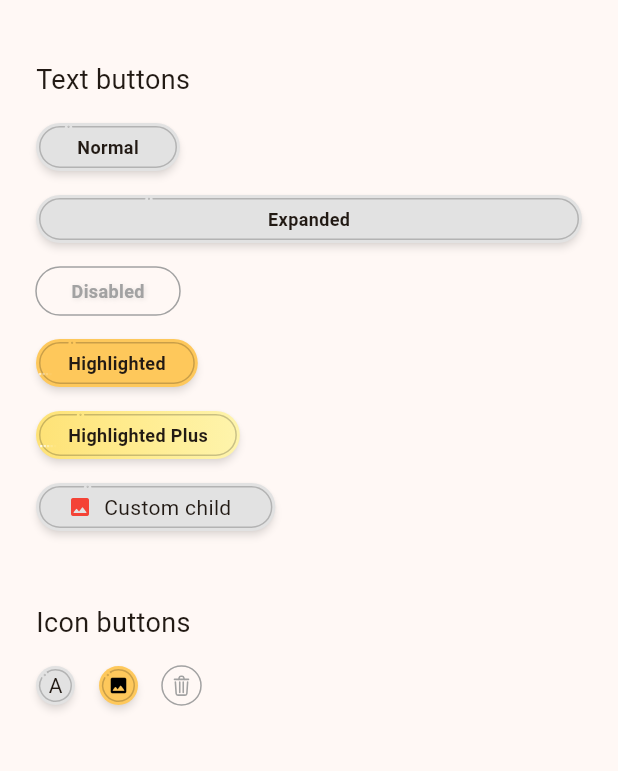
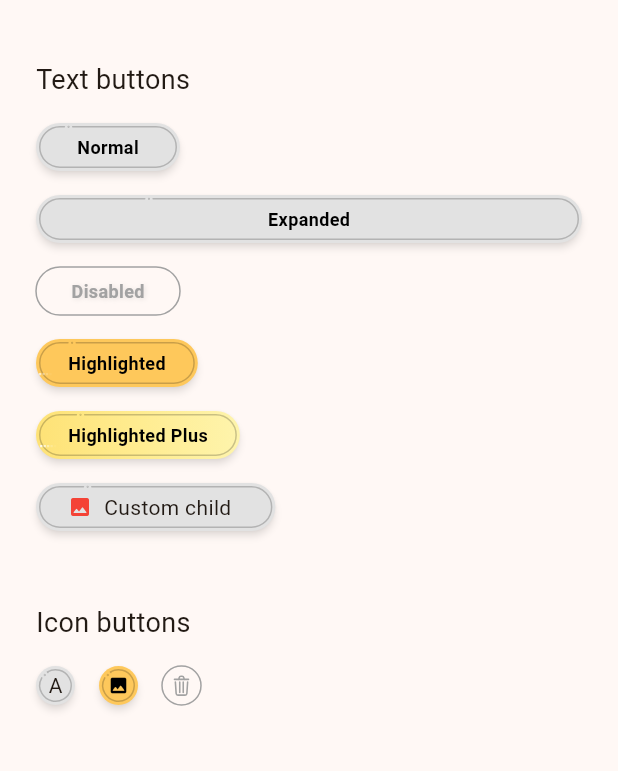
Before and after one commit to ArchangelXu/Starrail-Flutter-UI-kit, a Flutter app: the screen it shows after launch, on a phone screen of 412 x 824 dp, the part 147-918 px from its top. Run offline on Flutter 3.47's test engine with Material 3 defaults, Android fonts, the light colour scheme and no system bars; our stand-ins replace figma_squircle, flutter_lorem, flutter_svg, rxdart, sprintf, universal_io.

Commit message:
bug fixes

```diff
--- a/library/lib/theme/colors.dart
+++ b/library/lib/theme/colors.dart
@@ -9,6 +9,7 @@ const Color srTextLight = Color(0xFF5F5F5F);
 //region button
 const Color srButtonBackground = Color(0xFFE2E2E2);
 const Color srButtonDisabled = Color(0xFFA2A2A2);
+const Color srButtonText = Color(0xFF000000);
 const Color srButtonBackgroundHighlighted = Color(0xFFFEC85B);
 const LinearGradient srButtonBackgroundHighlightedGradient = LinearGradient(
   colors: [
--- a/library/lib/views/buttons/normal.dart
+++ b/library/lib/views/buttons/normal.dart
@@ -91,7 +91,7 @@ class SRButton extends StatefulWidget {
       style: TextStyle(
         fontSize: srButtonTextSize,
         fontWeight: FontWeight.bold,
-        color: onPress != null ? null : srButtonDisabled,
+        color: onPress != null ? srButtonText : srButtonDisabled,
         shadows: onPress != null ? null : srTextShadow,
       ),
     );
```
